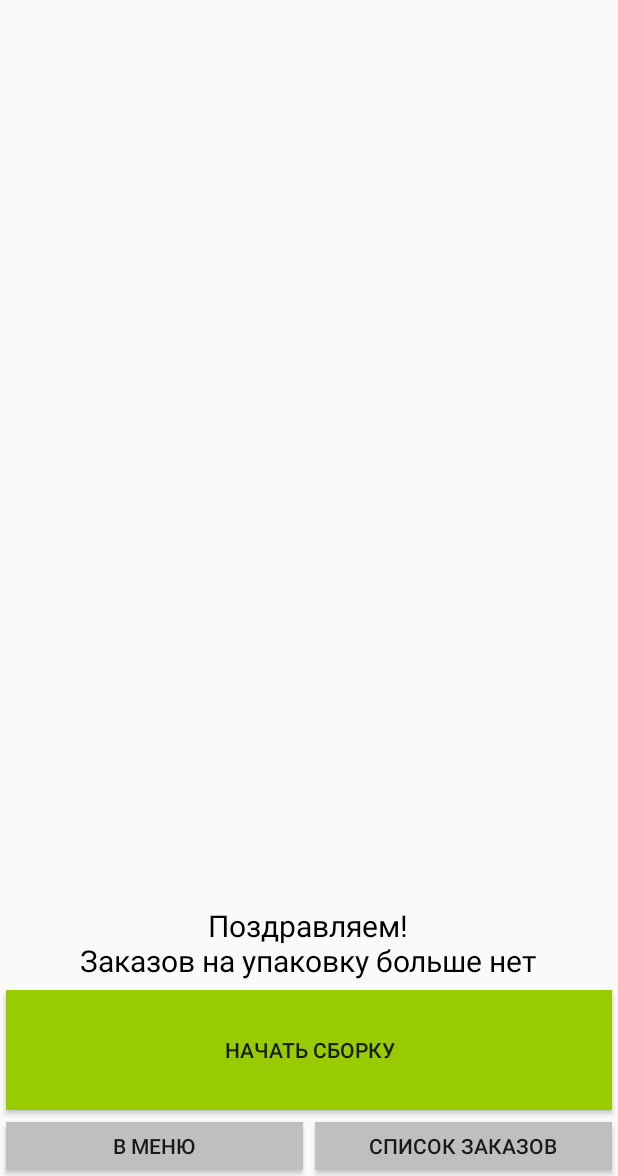
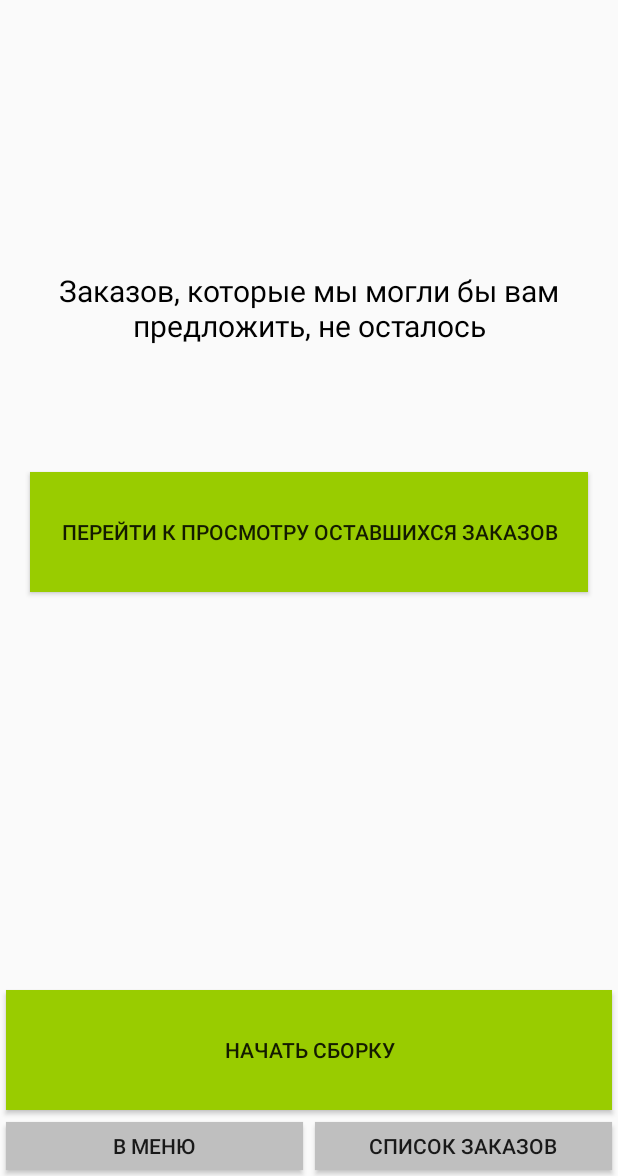
Before and after one commit to StepinPV/ed-android-scanner-app, an Android app: the layout activity_order.xml on its own in the app's theme, with its tools: preview values and no code run, on a phone screen of 412 x 824 dp, the part 60-1236 px from its top. Run offline under Robolectric (Android 15) with nearby library versions, the phone set to English and light mode, and no system bars.

Commit message:
Правки

```diff
--- a/app/src/main/java/com/example/ed/edscannerapp/entities/Order.java
+++ b/app/src/main/java/com/example/ed/edscannerapp/entities/Order.java
@@ -21,7 +21,7 @@ public class Order {
     private String orderCount;
 
     @SerializedName("vip")
-    private boolean vip;
+    private String vip;
 
     @SerializedName("packing_comment")
     private String comment;
@@ -51,7 +51,7 @@ public class Order {
     }
 
     public boolean isVip(){
-        return this.vip;
+        return this.vip.equals("1");
     }
 
     public String getStatus(){
--- a/app/src/main/java/com/example/ed/edscannerapp/entities/Product.java
+++ b/app/src/main/java/com/example/ed/edscannerapp/entities/Product.java
@@ -53,7 +53,7 @@ public class Product {
     }
 
     public boolean checkBarcode(String code){
-        return barcode.equals(code) || barcode.equals(sku);
+        return !barcode.equals("") && barcode.equals(code) || !sku.equals("") && sku.equals(code);
     }
 
     public boolean hasBarcode(){
@@ -61,7 +61,7 @@ public class Product {
     }
 
     public String getName(){
-        return name;
+        return name.replaceAll("&quot;", "\"");
     }
 
     public String getSection(){
--- a/app/src/main/java/com/example/ed/edscannerapp/packing/OrderActivity.java
+++ b/app/src/main/java/com/example/ed/edscannerapp/packing/OrderActivity.java
@@ -199,7 +199,7 @@ public class OrderActivity extends AppCompatActivity {
         boolean isActive = false;
 
         ((LinearLayout) findViewById(R.id.order_client_block)).setVisibility(hasOrder ? LinearLayout.VISIBLE : LinearLayout.GONE);
-        ((TextView) findViewById(R.id.order_client_no_orders_message)).setVisibility(!hasOrder ? LinearLayout.VISIBLE : LinearLayout.GONE);
+        ((LinearLayout) findViewById(R.id.order_client_no_orders_message)).setVisibility(!hasOrder ? LinearLayout.VISIBLE : LinearLayout.GONE);
 
         if(hasOrder){
             //имя
--- a/app/src/main/java/com/example/ed/edscannerapp/packing/ProductsActivity.java
+++ b/app/src/main/java/com/example/ed/edscannerapp/packing/ProductsActivity.java
@@ -103,7 +103,7 @@ public class ProductsActivity extends AppCompatActivity implements SwipeRefreshL
         final AlertDialog dialog;
         final InputMethodManager imm = (InputMethodManager) getSystemService(Context.INPUT_METHOD_SERVICE);
 
-        builder.setPositiveButton("Подтвердить", null).setNegativeButton("Отмена", new DialogInterface.OnClickListener() {
+        builder.setPositiveButton("Подтвердить", null).setNegativeButton("Нет", new DialogInterface.OnClickListener() {
             @Override
             public void onClick(DialogInterface dialog, int id) {
                 imm.toggleSoftInput(InputMethodManager.HIDE_IMPLICIT_ONLY, 0);
--- a/app/src/main/res/layout/activity_order.xml
+++ b/app/src/main/res/layout/activity_order.xml
@@ -58,6 +58,7 @@
                     android:layout_height="0dp"
                     android:gravity="center_horizontal"
                     android:layout_weight="1"
+                    android:visibility="gone"
                     android:orientation="vertical">
 
                     <TextView
@@ -114,7 +115,7 @@
                             android:layout_height="wrap_content"
                             android:layout_marginLeft="16dp"
                             android:textColor="#000"
-                            android:textSize="26sp" />
+                            android:textSize="20sp" />
                     </LinearLayout>
 
                     <TextView
@@ -127,16 +128,33 @@
                         android:textSize="20sp" />
                 </LinearLayout>
 
+                <LinearLayout
+                    android:id="@+id/order_client_no_orders_message"
+                    android:layout_width="match_parent"
+                    android:layout_height="match_parent"
+                    android:layout_weight="1"
+                    android:orientation="vertical">
+
                     <TextView
-                    android:id="@+id/order_client_no_orders_message"
-                    android:layout_marginTop="40dp"
+                        android:layout_marginTop="180dp"
+                        android:layout_marginBottom="80dp"
                         android:layout_width="wrap_content"
                         android:layout_height="wrap_content"
                         android:layout_gravity="center"
                         android:textColor="#000"
-                    android:text="Поздравляем!\nЗаказов на упаковку больше нет"
+                        android:text="Заказов, которые мы могли бы вам предложить, не осталось"
                         android:textAlignment="center"
                         android:textSize="20sp" />
+
+                    <Button
+                        android:layout_width="match_parent"
+                        android:layout_height="80dp"
+                        android:layout_margin="4dp"
+                        android:background="@android:color/holo_green_light"
+                        android:onClick="ordersButtonHandler"
+                        android:text="Перейти к просмотру оставшихся заказов" />
+
+                </LinearLayout>
 
             </LinearLayout>
 
```
Also changed, not shown: app/src/main/java/com/example/ed/edscannerapp/packing/ProductActivity.java (+4 -4 lines), app/src/main/res/layout/activity_orders.xml (+12 -4 lines), app/src/main/res/drawable/barcode.png. Lines whose indentation alone changed are shown as unchanged.
